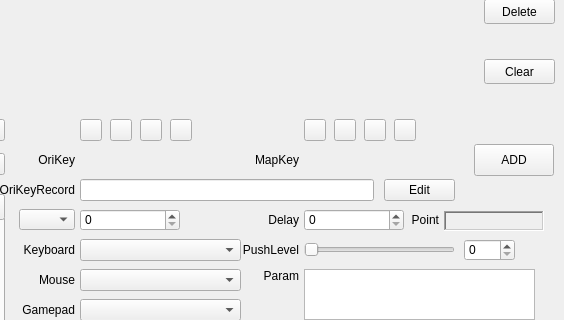
Zalafina/QKeyMapper, file QKeyMapper/qkeymapper.ui: the form before one commit; both pictures show x 506 to 1070 and y 251 to 571 of the 1070 by 670 pixel window.
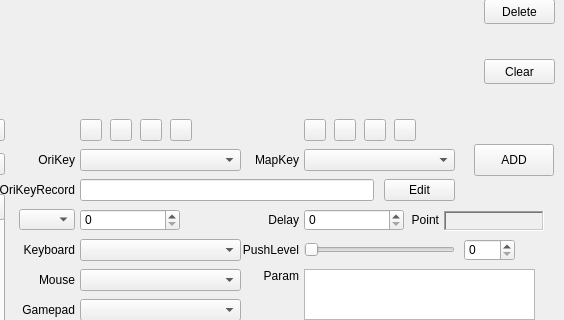
The form after the commit. Custom widgets are drawn as their Qt base class.

Commit message: Prompt KeyListComboBox of QKeyMapper.

```diff
--- a/QKeyMapper/qkeymapper.ui
+++ b/QKeyMapper/qkeymapper.ui
@@ -2509,8 +2509,65 @@
     <enum>Qt::FocusPolicy::NoFocus</enum>
    </property>
   </widget>
+  <widget class="KeyListComboBox" name="mapkeyComboBox">
+   <property name="geometry">
+    <rect>
+     <x>810</x>
+     <y>400</y>
+     <width>151</width>
+     <height>22</height>
+    </rect>
+   </property>
+   <property name="sizePolicy">
+    <sizepolicy hsizetype="Fixed" vsizetype="Fixed">
+     <horstretch>0</horstretch>
+     <verstretch>0</verstretch>
+    </sizepolicy>
+   </property>
+   <property name="minimumSize">
+    <size>
+     <width>151</width>
+     <height>0</height>
+    </size>
+   </property>
+   <property name="focusPolicy">
+    <enum>Qt::FocusPolicy::ClickFocus</enum>
+   </property>
+  </widget>
+  <widget class="KeyListComboBox" name="orikeyComboBox">
+   <property name="geometry">
+    <rect>
+     <x>586</x>
+     <y>400</y>
+     <width>161</width>
+     <height>22</height>
+    </rect>
+   </property>
+   <property name="sizePolicy">
+    <sizepolicy hsizetype="Fixed" vsizetype="Fixed">
+     <horstretch>0</horstretch>
+     <verstretch>0</verstretch>
+    </sizepolicy>
+   </property>
+   <property name="minimumSize">
+    <size>
+     <width>151</width>
+     <height>0</height>
+    </size>
+   </property>
+   <property name="focusPolicy">
+    <enum>Qt::FocusPolicy::ClickFocus</enum>
+   </property>
+  </widget>
  </widget>
  <layoutdefault spacing="6" margin="11"/>
+ <customwidgets>
+  <customwidget>
+   <class>KeyListComboBox</class>
+   <extends>QComboBox</extends>
+   <header>qkeymapper.h</header>
+  </customwidget>
+ </customwidgets>
  <resources/>
  <connections/>
 </ui>
```
The commit also changes 5 other files.
